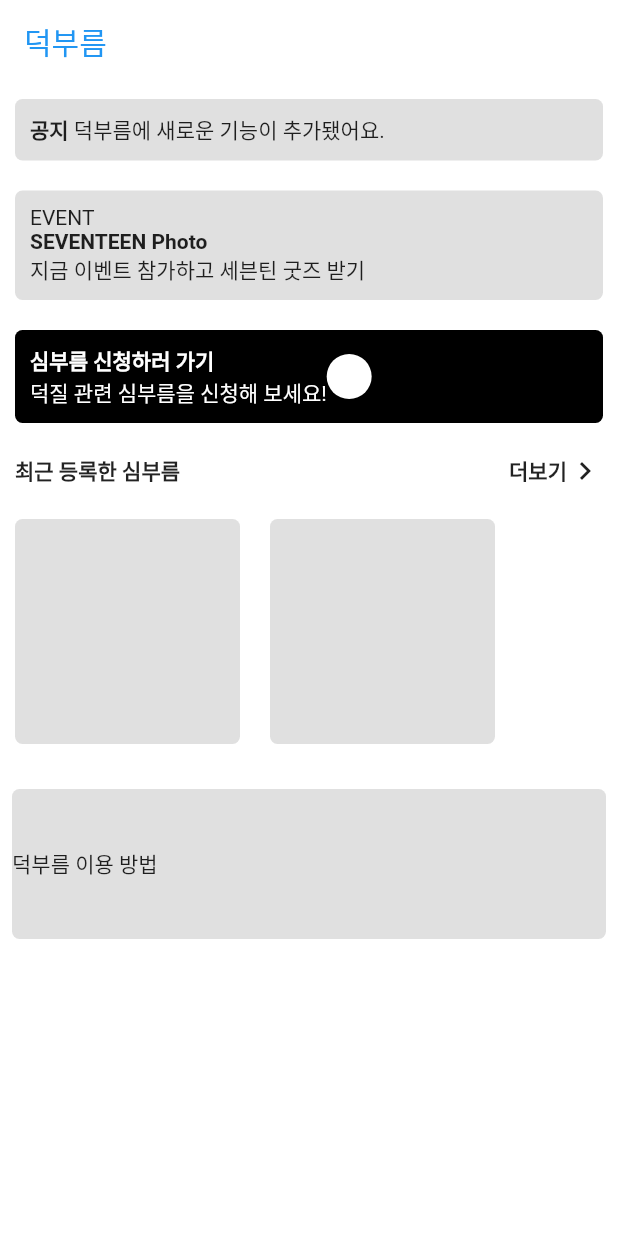
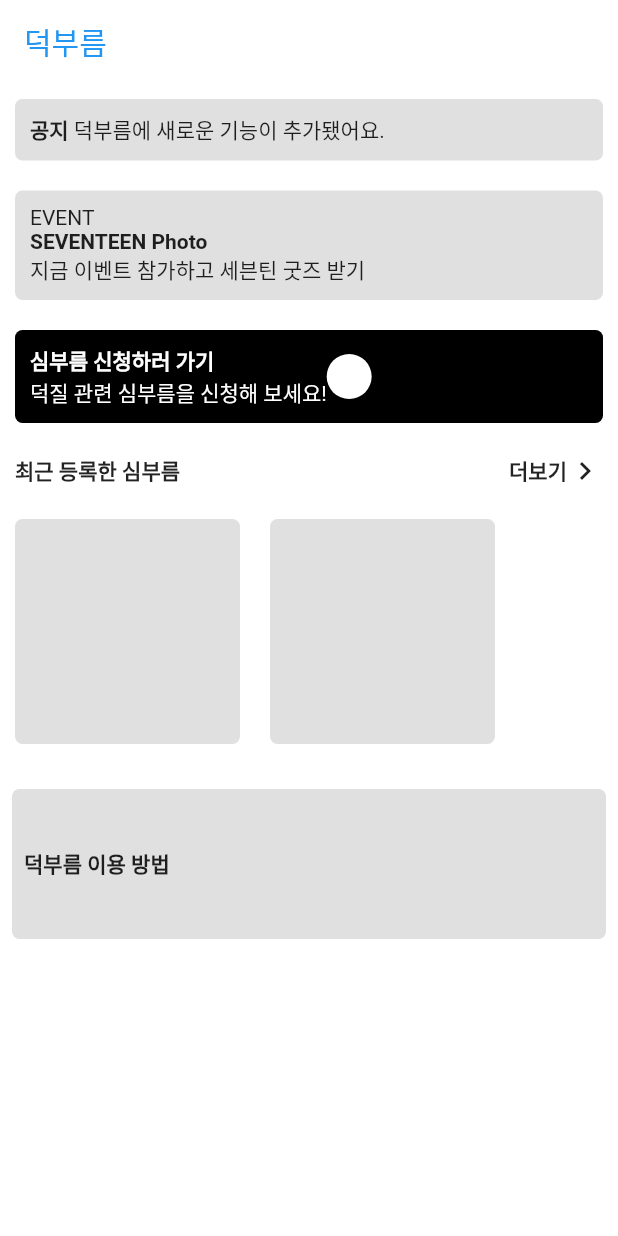
Before and after one commit to NOGUEN/errand_app, a Flutter app: the screen it shows after launch, on a phone screen of 412 x 824 dp. Run offline on Flutter 3.47's test engine with Material 2 defaults, Android fonts, the phone set to English and light mode, and no system bars.

Commit message:
feat: 홈 UI 하단 팁 화면 구현

```diff
--- a/lib/main.dart
+++ b/lib/main.dart
@@ -175,9 +175,12 @@ class MyApp extends StatelessWidget {
                 ),
                 child: Row (
                   children: [
-                    Text(
-                      '덕부름 이용 방법',
-                      style: TextStyle(),
+                    Padding(
+                      padding: const EdgeInsets.all(8.0),
+                      child: Text(
+                        '덕부름 이용 방법',
+                        style: TextStyle(fontWeight: FontWeight.bold),
+                      ),
                     )
                   ],
                 )
```
